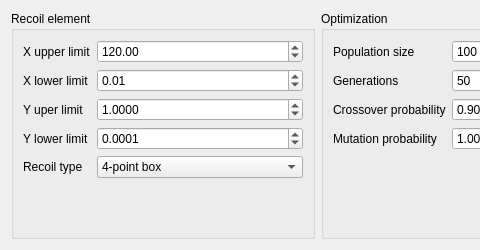
First picture: the form in ui_files/ui_optimization_recoil_params.ui, repository JYU-IBA/potku, before the edit; both pictures show x 0 to 480 and y 0 to 250 of the 947 by 250 pixel window.
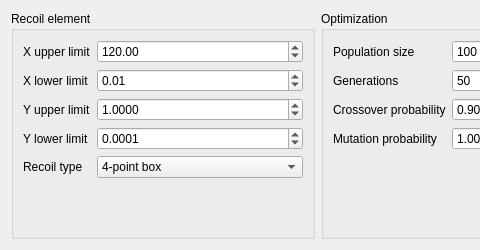
Second picture: the form after the edit.

```diff
--- a/ui_files/ui_optimization_recoil_params.ui
+++ b/ui_files/ui_optimization_recoil_params.ui
@@ -79,7 +79,7 @@
           <item row="2" column="0">
            <widget class="QLabel" name="label_4">
             <property name="text">
-             <string>Y uper limit</string>
+             <string>Y upper limit</string>
             </property>
            </widget>
           </item>
```
